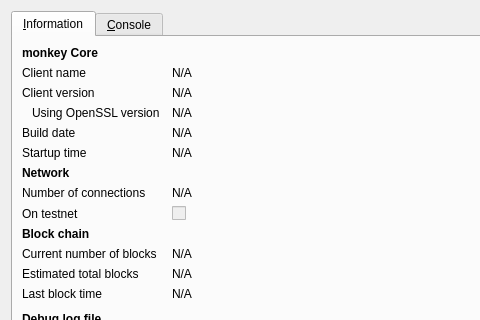
Qt form src/qt/forms/rpcconsole.ui (smupyknight/blockchain---monkey-coin-fork) before a commit; both pictures show x 0 to 480 and y 0 to 320 of the 740 by 450 pixel window.
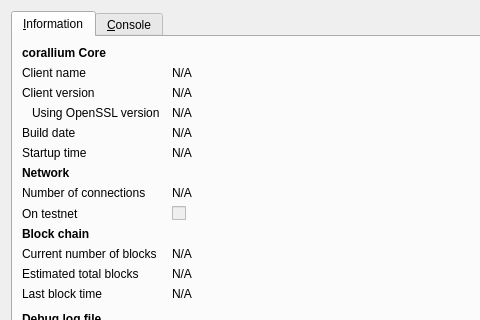
The same form after that commit. Icons and pictures are not drawn.

Patch:
```diff
--- a/src/qt/forms/rpcconsole.ui
+++ b/src/qt/forms/rpcconsole.ui
@@ -36,7 +36,7 @@
           </font>
          </property>
          <property name="text">
-          <string>monkey Core</string>
+          <string>corallium Core</string>
          </property>
         </widget>
        </item>
```
Left out of the diff: 6 changed lines with no effect on the pictures.
